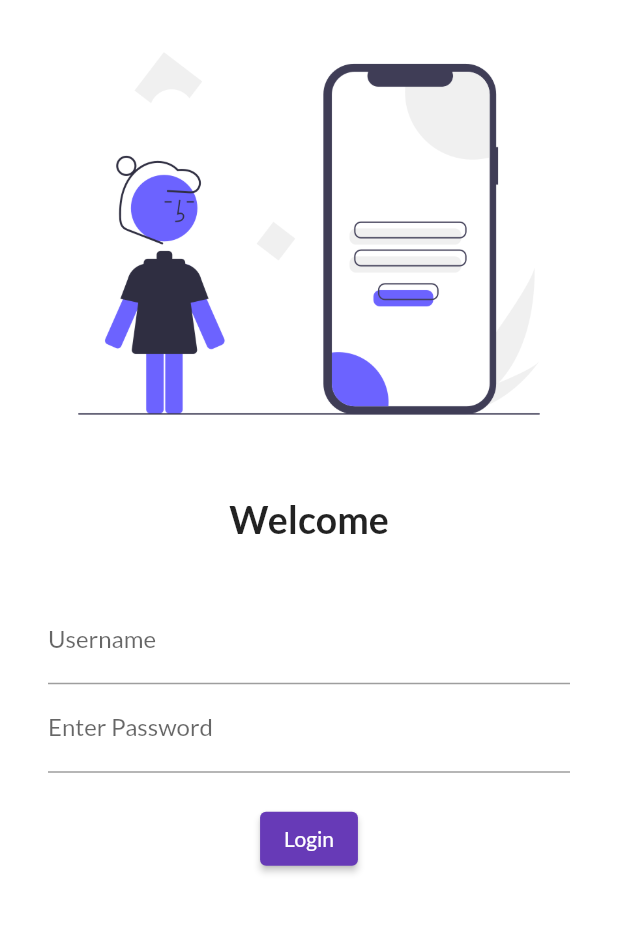
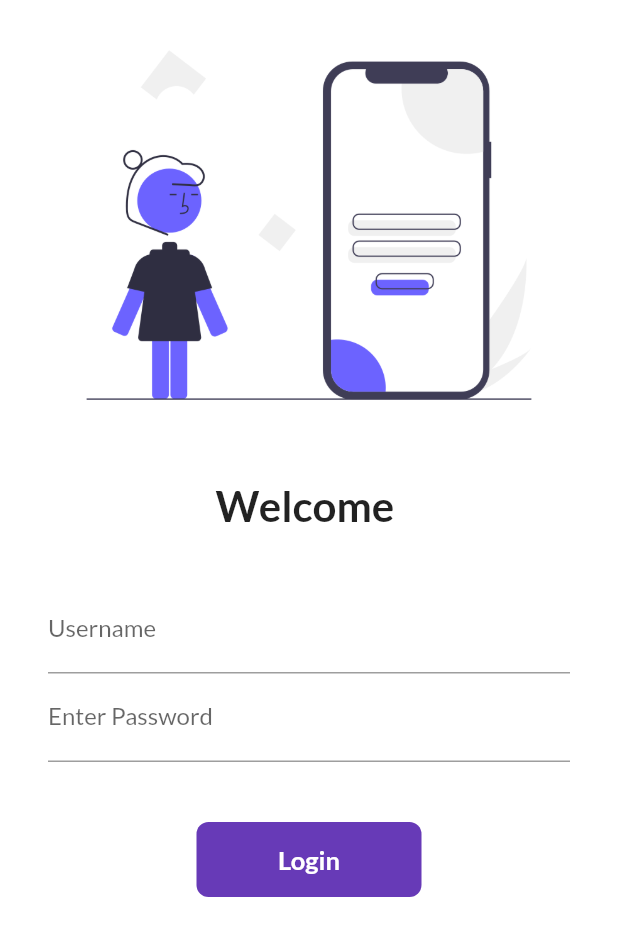
Before and after one commit to Adnanahmed76/flutter_project, a Flutter app: the screen it shows after launch, on a phone screen of 412 x 824 dp. Shown: the top 936 px of the screen. Run offline on Flutter 3.47's test engine with Material 2 defaults, Android fonts, the phone set to English and light mode, and no system bars; our stand-ins replace google_fonts.

Commit message:
Day7 Completed

```diff
--- a/lib/main.dart
+++ b/lib/main.dart
@@ -1,5 +1,6 @@
 import 'package:flutter/material.dart';
 import 'package:flutter_project/pages/login_page.dart';
+import 'package:flutter_project/utilis/routes.dart';
 import 'package:google_fonts/google_fonts.dart';
 import 'pages/home_page.dart';
 
@@ -21,8 +22,8 @@ class MyApp extends StatelessWidget {
       darkTheme: ThemeData(brightness: Brightness.dark),
       routes: {
         "/": (context) => LoginPage(),
-        "/home": (context) => HomePage(),
-        "/login": (context) => LoginPage(),
+        MyRoutes.homeRoute: (context) => HomePage(),
+        MyRoutes.loginRoute: (context) => LoginPage(),
       },
     );
   }
--- a/lib/pages/login_page.dart
+++ b/lib/pages/login_page.dart
@@ -1,22 +1,31 @@
 import 'package:flutter/material.dart';
+import 'package:flutter_project/utilis/routes.dart';
 
-class LoginPage extends StatelessWidget {
+class LoginPage extends StatefulWidget {
+  @override
+  State<LoginPage> createState() => _LoginPageState();
+}
+
+class _LoginPageState extends State<LoginPage> {
+  String name = "";
+  bool changeButton = false;
   @override
   Widget build(BuildContext context) {
     return Material(
       color: Colors.white,
-      child: Column(
-        children: [
+      child: SingleChildScrollView(
+        child: Column(children: [
           Image.asset(
             "assets/images/login_page.png",
             fit: BoxFit.cover,
+            height: 300,
           ),
           SizedBox(
             height: 20.0,
           ),
           Text(
-            "Welcome",
-            style: TextStyle(fontSize: 25, fontWeight: FontWeight.bold),
+            "Welcome $name",
+            style: TextStyle(fontSize: 28, fontWeight: FontWeight.bold),
           ),
           SizedBox(
             height: 20.0,
@@ -29,6 +38,10 @@ class LoginPage extends StatelessWidget {
                 TextFormField(
                   decoration: InputDecoration(
                       hintText: "Enter Username", labelText: "Username"),
+                  onChanged: (value) {
+                    name = value;
+                    setState(() {});
+                  },
                 ),
                 TextFormField(
                   obscureText: true,
@@ -36,19 +49,50 @@ class LoginPage extends StatelessWidget {
                       hintText: "Enter Password", labelText: "Enter Password"),
                 ),
                 SizedBox(
-                  height: 20.0,
+                  height: 40.0,
                 ),
-                ElevatedButton(
-                  child: Text("Login"),
-                  style: TextButton.styleFrom(),
-                  onPressed: () {
-                    print("Adnan");
+
+                InkWell(
+                  onTap: () async {
+                    setState(() {
+                      changeButton = true;
+                    });
+                    await Future.delayed(Duration(seconds: 1));
+                    Navigator.pushNamed(context, MyRoutes.homeRoute);
                   },
-                ),
+                  child: AnimatedContainer(
+                    duration: Duration(seconds: 1),
+                    width: changeButton ? 50 : 150,
+                    height: 50,
+                    alignment: Alignment.center,
+                    child: changeButton
+                        ? Icon(
+                            Icons.done,
+                            color: Colors.white,
+                          )
+                        : Text(
+                            "Login",
+                            style: TextStyle(
+                                color: Colors.white,
+                                fontWeight: FontWeight.bold,
+                                fontSize: 17),
+                          ),
+                    decoration: BoxDecoration(
+                        color: Colors.deepPurple,
+                        borderRadius:
+                            BorderRadius.circular(changeButton ? 20 : 8)),
+                  ),
+                )
+                //  ElevatedButton(
+                //  child: Text("Login"),
+                //  style: TextButton.styleFrom(minimumSize: Size(150, 40)),
+                //  onPressed: () {
+                //   Navigator.pushNamed(context, MyRoutes.homeRoute);
+                //  },
               ],
             ),
           )
-        ],
+        ]),
       ),
     );
   }
--- /dev/null
+++ b/lib/utilis/routes.dart
@@ -0,0 +1,4 @@
+class MyRoutes {
+  static String loginRoute = "/login";
+  static String homeRoute = "/home";
+}
```
